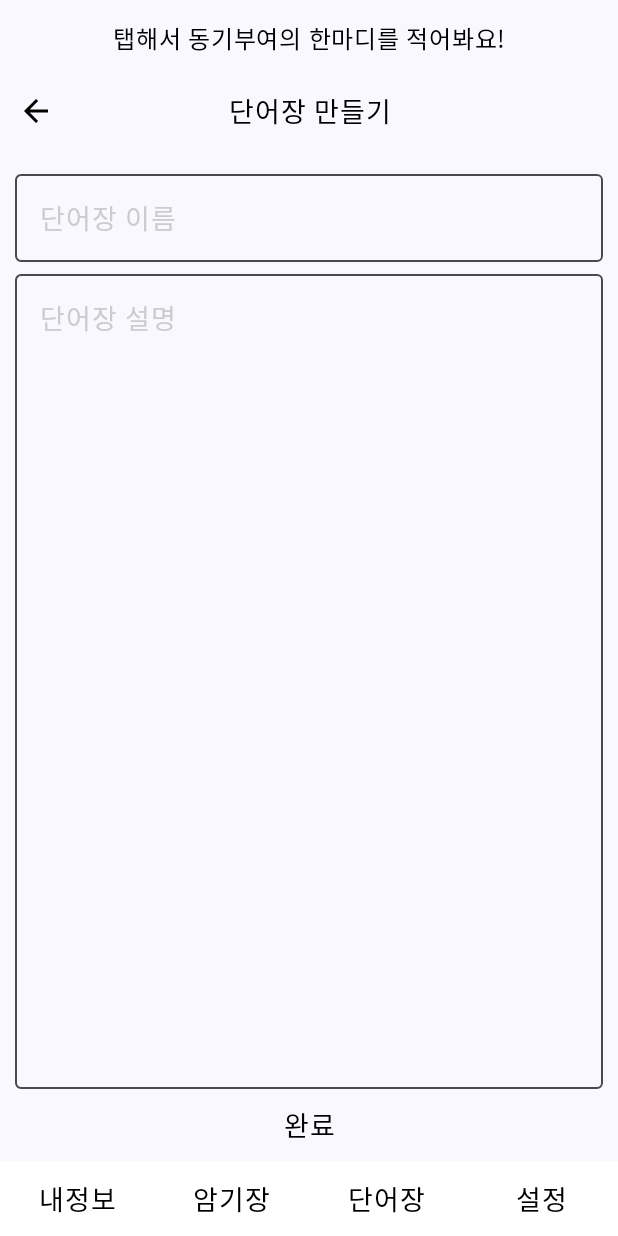
After one commit to Jiy-park/voca_block, an Android app built with Jetpack Compose: the CategoryCreateView screen opened through its navigation route, on a phone screen of 412 x 824 dp. The commit adds this screen. Run offline under Robolectric (Android 15) with nearby library versions, the phone set to English and light mode, and no system bars; our stand-ins replace Room's generated code; 3 statements that could not run were skipped.

Commit message:
CategorySelectorView 구현 및 호출 구조 변경(navigate 호출) CategoryCreateView 구현  -> 단어장(Category) 추가, 수정 기능

```diff
--- a/app/src/main/java/com/dd2d/voca_block/Preference.kt
+++ b/app/src/main/java/com/dd2d/voca_block/Preference.kt
@@ -10,7 +10,7 @@ import com.dd2d.voca_block.view.word_book_view.WordModeValues
 class Preference(context: Context){
     private val pref = context.getSharedPreferences(PrefName, Context.MODE_PRIVATE)
 
-    fun getMotivationWord() = pref.getString(MotivationWord, "")
+    fun getMotivationWord() = pref.getString(MotivationWord, "")?: ""
     fun setMotivationWord(motivation: String){
         val edit = pref.edit()
         edit.putString(MotivationWord, motivation)
--- a/app/src/main/java/com/dd2d/voca_block/common/Values.kt
+++ b/app/src/main/java/com/dd2d/voca_block/common/Values.kt
@@ -1,5 +1,8 @@
 package com.dd2d.voca_block.common
 
+import com.dd2d.voca_block.common.Common.CategoryCreateMode
+import com.dd2d.voca_block.common.Common.CategoryDescriptionMaxLength
+import com.dd2d.voca_block.common.Common.CategoryNameMaxLength
 import com.dd2d.voca_block.common.Common.DatabaseName
 import com.dd2d.voca_block.common.Common.DefaultAutoScrollDelay
 import com.dd2d.voca_block.common.Common.DefaultAutoScrollDelayRange
@@ -8,24 +11,28 @@ import com.dd2d.voca_block.common.Common.DoubleBackPressInterval
 import com.dd2d.voca_block.common.Common.IntroDuration
 import com.dd2d.voca_block.common.Common.MotivationWordMaxLength
 import com.dd2d.voca_block.struct.WordBookAutoOption
-
+import com.dd2d.voca_block.view.category_selector_view.CategoryCreateView
 /**
  *- 앱에서 전체적으로 사용하는 변수
  * @property[IntroDuration] 인트로 화면 지속 시간
  * @property[DatabaseName] room 데이터베이스 이름
  * @property[MotivationWordMaxLength] 메인 화면 중간의 동기부여의 한마디 의 최대 길이
+ * @property[CategoryNameMaxLength] 카테고리 이름 최대 길이
+ * @property[CategoryDescriptionMaxLength] 카테고리 설명 최대 길이
  * @property[DefaultAutoScrollDelay] [WordBookAutoOption] 의 autoScrollDelay 기본값
  * @property[DefaultAutoScrollDelayRange] WordBook 자동 스크롤 딜레이 설정 범위.
  * @property[DoubleBackPressInterval] 뒤로가기 두번 눌러 종료에 사용되는 시간 간격
- * @property[DefaultMotivationWord] 동기부여의 한마디 기본값 */
+ * @property[DefaultMotivationWord] 동기부여의 한마디 기본값
+ * @property[CategoryCreateMode] [CategoryCreateView]의 새 단어장 생성 모드 시 사용 값.*/
 object Common{
-    const val IntroDuration = 1110L
+    const val IntroDuration = 0L
     const val DatabaseName = "voca_block"
     const val MotivationWordMaxLength = 20
     const val CategoryNameMaxLength = 20
+    const val CategoryDescriptionMaxLength = 40
     const val DefaultAutoScrollDelay = 1500L
     val DefaultAutoScrollDelayRange = 1000F..3500F
     const val DoubleBackPressInterval = 400L
     const val DefaultMotivationWord = "탭해서 동기부여의 한마디를 적어봐요!"
-
+    const val CategoryCreateMode = -1
 }
--- a/app/src/main/java/com/dd2d/voca_block/model/CategoryModel.kt
+++ b/app/src/main/java/com/dd2d/voca_block/model/CategoryModel.kt
@@ -3,6 +3,7 @@ package com.dd2d.voca_block.model
 import android.util.Log
 import com.dd2d.voca_block.DB
 import com.dd2d.voca_block.struct.Category
+import com.dd2d.voca_block.util.ll
 
 class CategoryModel(db: DB){
     private val categoryModel: DB
--- a/app/src/main/java/com/dd2d/voca_block/struct/Category.kt
+++ b/app/src/main/java/com/dd2d/voca_block/struct/Category.kt
@@ -15,9 +15,9 @@ import kotlinx.coroutines.flow.Flow
 data class Category(
     @PrimaryKey(autoGenerate = true)
     @ColumnInfo("category_id")
-    val id: Int = 0,
-    val name: String,
-    val description: String = "내용 없음.",
+    var id: Int = 0,
+    var name: String = "",
+    var description: String = "",
 )
 
 @Dao
--- a/app/src/main/java/com/dd2d/voca_block/view/NavGraph.kt
+++ b/app/src/main/java/com/dd2d/voca_block/view/NavGraph.kt
@@ -3,7 +3,10 @@ package com.dd2d.voca_block.view
 import androidx.navigation.NavController
 import androidx.navigation.NavGraphBuilder
 import androidx.navigation.compose.composable
-import com.dd2d.voca_block.common.Screen
+import com.dd2d.voca_block.common.MainScreen
+import com.dd2d.voca_block.common.SubScreen
+import com.dd2d.voca_block.view.category_selector_view.CategoryCreateView
+import com.dd2d.voca_block.view.category_selector_view.CategorySelectorView
 import com.dd2d.voca_block.view.setting_view.SettingView
 import com.dd2d.voca_block.view.test_book_view.TestBookView
 import com.dd2d.voca_block.view.user_profile_view.UserProfileView
@@ -18,22 +21,84 @@ fun NavGraphBuilder.mainGraph(
     categoryViewModel: CategoryViewModel,
     wordCategoryViewModel: WordCategoryViewModel
 ){
-    composable(route = Screen.UserProfile.name) {
+    composable(route = MainScreen.UserProfile.name) {
         UserProfileView(
             wordsViewModel = wordsViewModel
         )
     }
-    composable(route = Screen.MemoryBook.name) {
+    composable(route = MainScreen.MemoryBook.name) {
         TestBookView()
     }
-    composable(route = Screen.WordBook.name) {
+    composable(route = MainScreen.WordBook.name) {
         WordBookView(
             wordsViewModel = wordsViewModel,
             categoryViewModel = categoryViewModel,
-            wordCategoryViewModel = wordCategoryViewModel
+            wordCategoryViewModel = wordCategoryViewModel,
+            onOpenCategorySelectorView = {
+                navController.navigate(SubScreen.CategorySelector.name){
+                    popUpTo(navController.previousBackStackEntry?.destination?.route?: MainScreen.WordBook.name)
+                    launchSingleTop = true
+                    restoreState = true
+                }
+            }
         )
     }
-    composable(route = Screen.Setting.name) {
+    composable(route = MainScreen.Setting.name) {
         SettingView()
     }
+
 }
+
+fun NavGraphBuilder.categorySelectorGraph(
+    navController: NavController,
+    wordsViewModel: WordsViewModel,
+    categoryViewModel: CategoryViewModel,
+    wordCategoryViewModel: WordCategoryViewModel
+){
+    composable(route = SubScreen.CategorySelector.name){
+        CategorySelectorView(
+            wordsViewModel = wordsViewModel,
+            categoryViewModel = categoryViewModel,
+            onRequestPopup = { navController.navigateUp() },
+            onOpenCategoryCreateView = {
+                navController.navigate(route = SubScreen.CategoryCreate.name){
+                    popUpTo(SubScreen.CategorySelector.name)
+                    launchSingleTop = true
+                    restoreState = true
+                }
+            },
+            onOpenCategoryEditView = { categoryId->
+                    navController.navigate(route = "${SubScreen.CategoryEdit.name}/$categoryId"){
+                    popUpTo(SubScreen.CategorySelector.name)
+                    launchSingleTop = true
+                    restoreState = true
+                }
+            },
+        )
+    }
+
+    composable(route = SubScreen.CategoryCreate.name){
+        CategoryCreateView(
+            categoryViewModel = categoryViewModel,
+            onRequestPopUp = { navController.navigateUp() },
+            onEndAction = { new->
+                categoryViewModel.insertCategory(new)
+                navController.navigateUp()
+            },
+        )
+    }
+
+    composable(route = "${SubScreen.CategoryEdit.name}/{categoryId}"){ backstack->
+        backstack.arguments?.getString("categoryId")?.let { id->
+            CategoryCreateView(
+                categoryViewModel = categoryViewModel,
+                editCategory = id.toInt(),
+                onRequestPopUp = { navController.navigateUp() },
+                onEndAction = { new->
+                    categoryViewModel.updateCategory(new)
+                    navController.navigateUp()
+                },
+            )
+        }?: navController.navigateUp()
+    }
+}
--- /dev/null
+++ b/app/src/main/java/com/dd2d/voca_block/view/category_selector_view/CategoryCreateView.kt
@@ -0,0 +1,153 @@
+package com.dd2d.voca_block.view.category_selector_view
+
+import androidx.compose.foundation.layout.Arrangement
+import androidx.compose.foundation.layout.Box
+import androidx.compose.foundation.layout.Column
+import androidx.compose.foundation.layout.Row
+import androidx.compose.foundation.layout.fillMaxSize
+import androidx.compose.foundation.layout.fillMaxWidth
+import androidx.compose.foundation.layout.padding
+import androidx.compose.material.Icon
+import androidx.compose.material.IconButton
+import androidx.compose.material.OutlinedTextField
+import androidx.compose.material.TextButton
+import androidx.compose.material.TextFieldDefaults
+import androidx.compose.material.icons.Icons
+import androidx.compose.material.icons.filled.ArrowBack
+import androidx.compose.material.icons.filled.Warning
+import androidx.compose.runtime.Composable
+import androidx.compose.runtime.LaunchedEffect
+import androidx.compose.runtime.collectAsState
+import androidx.compose.runtime.getValue
+import androidx.compose.runtime.mutableStateOf
+import androidx.compose.runtime.remember
+import androidx.compose.runtime.setValue
+import androidx.compose.ui.Alignment
+import androidx.compose.ui.Modifier
+import androidx.compose.ui.graphics.Color
+import androidx.compose.ui.unit.dp
+import com.dd2d.voca_block.common.Common
+import com.dd2d.voca_block.common.TT
+import com.dd2d.voca_block.struct.Category
+import com.dd2d.voca_block.view.category_selector_view.CategoryCreateError.IsNameBlank
+import com.dd2d.voca_block.view.category_selector_view.CategoryCreateError.IsNameDuplication
+import com.dd2d.voca_block.view.category_selector_view.CategoryCreateError.IsNone
+import com.dd2d.voca_block.view_model.CategoryViewModel
+
+/** [CategoryCreateView] 에서 사용. 새로운 카테고리를 만들 때 에러 상태
+ * @property[IsNone] 에러 없음
+ * @property[IsNameDuplication] 카테고리 이름이 중복됨
+ * @property[IsNameBlank] 이름이 공백*/
+sealed class CategoryCreateError{
+    object IsNone: CategoryCreateError()
+    object IsNameDuplication: CategoryCreateError()
+    object IsNameBlank: CategoryCreateError()
+}
+
+/** @param[editCategory] null- 단어장을 새로 생성, not null - [editCategory]의 해당하는 값(categoryId)의 단어장을 수정
+ * @param[onEndAction] [Category]*/
+@Composable
+fun CategoryCreateView(
+    modifier: Modifier = Modifier,
+    editCategory: Int? = null,
+    onRequestPopUp: ()->Unit,
+    categoryViewModel: CategoryViewModel,
+    onEndAction: (new: Category)->Unit,
+){
+    val categoryList by categoryViewModel.category.collectAsState(initial = emptyList())
+    val category = categoryList.find { it.id == editCategory }?: Category()
+
+    /** 수정 모드 시 [editCategory]로 들어온 값에 해당하는 카테고리의 이름, 생성 모드 시 ""*/
+    var categoryName by remember { mutableStateOf("") }
+    /** 수정 모드 시 [editCategory]로 들어온 값에 해당하는 카테고리의 설명, 생성 모드 시 ""*/
+    var categoryDescription by remember { mutableStateOf("") }
+    LaunchedEffect(key1 = category){
+        categoryName = category.name
+        categoryDescription = category.description
+    }
+
+    var createError by remember { mutableStateOf<CategoryCreateError>(IsNone) }
+    val textFieldColor = TextFieldDefaults.outlinedTextFieldColors(
+        cursorColor = Color.Black,
+        errorCursorColor = Color.Red.copy(alpha = 0.7F),
+        backgroundColor = Color.Transparent,
+        focusedBorderColor = Color.Black,
+        unfocusedBorderColor = Color.Black.copy(alpha = 0.7F),
+        errorBorderColor = Color.Red.copy(alpha = 0.7F),
+        unfocusedLabelColor = Color.LightGray,
+        focusedLabelColor = Color.Black
+    )
+
+    Column(
+        verticalArrangement = Arrangement.Top,
+        horizontalAlignment = Alignment.CenterHorizontally,
+        modifier = modifier
+            .fillMaxWidth()
+    ) {
+        Box(modifier = modifier
+            .fillMaxWidth()
+        ){
+            TT(text = if(editCategory == null) "단어장 만들기" else "단어장 수정", modifier = modifier.align(Alignment.Center))
+            IconButton(onClick = { onRequestPopUp() }, modifier = modifier.align(Alignment.CenterStart)) {
+                Icon(imageVector = Icons.Default.ArrowBack, contentDescription = "")
+            }
+        }
+        Column(
+            horizontalAlignment = Alignment.CenterHorizontally,
+            verticalArrangement = Arrangement.Top,
+            modifier = modifier
+                .fillMaxSize()
+                .padding(start = 10.dp, end = 10.dp, top = 10.dp)
+        ) {
+            OutlinedTextField(
+                value = categoryName,
+                onValueChange = { new->
+                    if(new.length <= Common.CategoryNameMaxLength){
+                        categoryName = new
+                        createError =
+                            if(categoryList.any { it.name == categoryName }) IsNameDuplication
+                            else IsNone
+                    }
+                },
+                label = { TT(text = "단어장 이름", color = Color.LightGray) },
+                singleLine = true,
+                isError = createError != IsNone,
+                colors = textFieldColor,
+                modifier = modifier
+                    .fillMaxWidth()
+            )
+            if(createError != IsNone){
+                Row(
+                    verticalAlignment = Alignment.CenterVertically,
+                    horizontalArrangement = Arrangement.spacedBy(5.dp),
+                    modifier = modifier.fillMaxWidth()
+                ){
+                    Icon(imageVector = Icons.Default.Warning, tint = Color.Red.copy(alpha = 0.7F), contentDescription = "")
+                    when(createError){
+                        IsNone -> {  }
+                        IsNameDuplication -> TT(text = "이미 존재하는 단어장 이름입니다.", color = Color.Red.copy(alpha = 0.7F))
+                        IsNameBlank -> TT(text = "단어장의 이름을 적어주세요.", color = Color.Red.copy(alpha = 0.7F))
+                    }
+                }
+            }
+            OutlinedTextField(
+                value = categoryDescription,
+                onValueChange = { categoryDescription = it },
+                label = { TT(text = "단어장 설명", color = Color.LightGray) },
+                colors = textFieldColor,
+                modifier = modifier
+                    .fillMaxWidth()
+                    .weight(1F)
+            )
+            TextButton(
+                onClick = {
+                    if(categoryName.isBlank()) createError = IsNameBlank
+                    else onEndAction(category.copy(name = categoryName, description = categoryDescription))
+                },
+                modifier = modifier.fillMaxWidth()
+            ) {
+                TT(text = "완료")
+            }
+        }
+    }
+}
--- a/app/src/main/java/com/dd2d/voca_block/view/main_view/MainView.kt
+++ b/app/src/main/java/com/dd2d/voca_block/view/main_view/MainView.kt
@@ -3,13 +3,10 @@ package com.dd2d.voca_block.view.main_view
 import android.app.Activity
 import android.widget.Toast
 import androidx.activity.compose.BackHandler
-import androidx.compose.foundation.layout.Arrangement
-import androidx.compose.foundation.layout.Row
 import androidx.compose.foundation.layout.fillMaxSize
 import androidx.compose.foundation.layout.padding
 import androidx.compose.material3.ExperimentalMaterial3Api
 import androidx.compose.material3.Scaffold
-import androidx.compose.material3.TextButton
 import androidx.compose.runtime.Composable
 import androidx.compose.runtime.getValue
 import androidx.compose.runtime.mutableStateOf
@@ -25,8 +22,9 @@ import androidx.navigation.compose.rememberNavController
 import com.dd2d.voca_block.Preference
 import com.dd2d.voca_block.common.AppState
 import com.dd2d.voca_block.common.Common.DoubleBackPressInterval
-import com.dd2d.voca_block.common.Screen
-import com.dd2d.voca_block.common.TT
+import com.dd2d.voca_block.common.MainScreen
+import com.dd2d.voca_block.common.SubScreen
+import com.dd2d.voca_block.view.categorySelectorGraph
 import com.dd2d.voca_block.view.intro_view.IntroView
 import com.dd2d.voca_block.view.mainGraph
 import com.dd2d.voca_block.view_model.CategoryViewModel
@@ -63,38 +61,21 @@ fun MainView(
     val currentTab by navController.currentBackStackEntryAsState()
 
     val context = LocalContext.current
-    var motivationWord by remember { mutableStateOf(Preference(context).getMotivationWord()) }
+    val pref = Preference(context)
+    var motivationWord by remember { mutableStateOf(pref.getMotivationWord()) }
 
     DoubleBackPressToFinish()
 
     Scaffold(
         topBar = {
-            Row(
-                horizontalArrangement = Arrangement.SpaceEvenly
-            ) {
-                TextButton(
-                    onClick = {
-
-                    }
-                ) {
-                    TT(text = "1")
-                }
-                TextButton(
-                    onClick = {
-
-                    }
-                ) {
-                    TT(text = "2")
-                }
+            MainViewTopPanel(
+                modifier = modifier,
+                appState = appState,
+                motivationWord = motivationWord,
+            ){ after->
+                pref.setMotivationWord(after)
+                motivationWord = after
             }
-//            MainViewTopPanel(
-//                modifier = modifier,
-//                appState = appState,
-//                motivationWord = motivationWord,
-//            ){ after->
-//                pref.setMotivationWord(after)
-//                motivationWord = after
-//            }
         },
         bottomBar = {
             MainViewBottomPanel(
@@ -109,16 +90,16 @@ fun MainView(
     ) { innerPadding->
         NavHost(
             navController = navController,
-            startDestination = if(appState == AppState.Intro) Screen.Intro.name else Screen.WordBook.name,
+            startDestination = if(appState == AppState.Intro) SubScreen.Intro.name else MainScreen.WordBook.name,
             modifier = modifier.padding(innerPadding)
         ){
-            composable(route = Screen.Intro.name){
+            composable(route = SubScreen.Intro.name){
                 IntroView(
                     onFail = {  },
                     onComplete = {
                         appState = AppState.Main
                         navController.popBackStack()
-                        navController.navigate(route = Screen.WordBook.name){
+                        navController.navigate(route = MainScreen.WordBook.name){
                             popUpTo(navController.graph.findStartDestination().id)
                             launchSingleTop = true
                             restoreState = true
@@ -132,6 +113,12 @@ fun MainView(
                 categoryViewModel = categoryViewModel,
                 wordCategoryViewModel = wordCategoryViewModel,
             )
+            categorySelectorGraph(
+                navController = navController,
+                wordsViewModel = wordsViewModel,
+                categoryViewModel = categoryViewModel,
+                wordCategoryViewModel = wordCategoryViewModel,
+            )
         }
     }
 }
--- a/app/src/main/java/com/dd2d/voca_block/view/main_view/MainViewBottomPanel.kt
+++ b/app/src/main/java/com/dd2d/voca_block/view/main_view/MainViewBottomPanel.kt
@@ -21,7 +21,7 @@ import androidx.navigation.NavBackStackEntry
 import androidx.navigation.NavController
 import androidx.navigation.NavGraph.Companion.findStartDestination
 import com.dd2d.voca_block.common.AppState
-import com.dd2d.voca_block.common.Screen
+import com.dd2d.voca_block.common.MainScreen
 import com.dd2d.voca_block.common.TT
 
 @Composable
@@ -39,8 +39,7 @@ fun MainViewBottomPanel(
         modifier = modifier
             .height(if(appState == AppState.Intro) 0.dp else 50.dp)
     ) {
-        // drop(1): IntroView 제외
-        Screen.values().drop(1).forEach { screen ->
+        MainScreen.values().forEach { screen ->
             val isTabSelected = currentTab?.destination?.route == screen.name
             val animatedTabHeight by animateIntOffsetAsState(
                 targetValue = if(isTabSelected) IntOffset(0, -30) else IntOffset(0, 0),
--- a/app/src/main/java/com/dd2d/voca_block/view/word_book_view/WordBookView.kt
+++ b/app/src/main/java/com/dd2d/voca_block/view/word_book_view/WordBookView.kt
@@ -22,7 +22,6 @@ import com.dd2d.voca_block.Preference
 import com.dd2d.voca_block.TTS
 import com.dd2d.voca_block.common.LocalFontSize
 import com.dd2d.voca_block.view.word_book_view.card.CardMode
-import com.dd2d.voca_block.view.word_book_view.category_selector.WordBookCategorySelectorView
 import com.dd2d.voca_block.view.word_book_view.setting_view.WordBookSettingView
 import com.dd2d.voca_block.view_model.CategoryViewModel
 import com.dd2d.voca_block.view_model.WordCategoryViewModel
@@ -33,7 +32,8 @@ fun WordBookView(
     modifier: Modifier = Modifier,
     wordsViewModel: WordsViewModel,
     categoryViewModel: CategoryViewModel,
-    wordCategoryViewModel: WordCategoryViewModel
+    wordCategoryViewModel: WordCategoryViewModel,
+    onOpenCategorySelectorView: ()->Unit,
 ){
     val wordList by wordsViewModel.wordList.collectAsState(initial = emptyList())
     val categoryList by categoryViewModel.category.collectAsState(initial = emptyList())
@@ -90,17 +90,17 @@ fun WordBookView(
                 modifier = modifier.align(Alignment.BottomCenter)
             )
 
-            IconButton(onClick = { isOpenCategorySelector = true }) {
+            IconButton(onClick = { onOpenCategorySelectorView() }) {
                 Icon(imageVector = Icons.Default.List, contentDescription = "")
             }
-            WordBookCategorySelectorView(
-                isOpenCategorySelector = isOpenCategorySelector,
-                categoryList = categoryList,
-                onDismissRequest = { isOpenCategorySelector = false },
-                onClickCategory = { categoryId-> wordsViewModel.selectByCategoryId(categoryId) },
-                onEditCategory = { after-> categoryViewModel.updateCategory(after) },
-                modifier = modifier
-            )
+//            CategorySelectorView(
+//                isOpenCategorySelector = isOpenCategorySelector,
+//                categoryList = categoryList,
+//                onDismissRequest = { isOpenCategorySelector = false },
+//                onClickCategory = { categoryId-> wordsViewModel.selectByCategoryId(categoryId) },
+//                onEditCategory = { after-> categoryViewModel.updateCategory(after) },
+//                modifier = modifier
+//            )
         }
     }
 }
--- a/app/src/main/java/com/dd2d/voca_block/view/word_book_view/card/CardModeView.kt
+++ b/app/src/main/java/com/dd2d/voca_block/view/word_book_view/card/CardModeView.kt
@@ -56,7 +56,6 @@ fun CardModeView(
             while(autoOption.autoScroll){
                 var isBeforeSpeakWord = autoOption.autoSpeakWord
                 var isBeforeSpeakMean = autoOption.autoSpeakMean
-
                 tts.ttsState.collect{ state->
                     when(state){
                         TTSState.OnReady -> {
@@ -138,7 +137,7 @@ fun CardModeView(
                     animationSpec = tween(500)
                 ){ -it*2 }
             ) {
-                CategorySelector(
+                WordCategorySelector(
                     wordCategory = getWordCategory(word, categoryList, wordCategoryList)
                 ){
                     it?.let { afterSelect->
--- a/app/src/main/java/com/dd2d/voca_block/view/word_book_view/card/CardModeViewItem.kt
+++ b/app/src/main/java/com/dd2d/voca_block/view/word_book_view/card/CardModeViewItem.kt
@@ -60,7 +60,7 @@ import kotlin.math.absoluteValue
  * @param[wordCategory] 해당 단어의 카테고리를 리스트 형태로 받아옴. 카테고리에  속하는 경우 true 표시
  * @param[onEndSelect] 카테고리 선택 창 종료 시 호출. 1.TopEnd 버튼으로 종료 시 null 반환. 2. 선택 완료 시 카테고리 아이디와 체크 결과를 Pair로 묶어 리스트 형태로 반환*/
 @Composable
-fun CategorySelector(
+fun WordCategorySelector(
     modifier: Modifier = Modifier,
     wordCategory: List<Pair<Category, Boolean>>,
     onEndSelect: (afterSelectList: List<Pair<Int, Boolean>>?)->Unit,
--- a/app/src/main/java/com/dd2d/voca_block/view_model/CategoryViewModel.kt
+++ b/app/src/main/java/com/dd2d/voca_block/view_model/CategoryViewModel.kt
@@ -24,9 +24,9 @@ class CategoryViewModel(categoryModel: CategoryModel): ViewModel() {
         }
     }
 
-    fun addNewCategory(name: String, description: String){
+    fun insertCategory(category: Category){
         viewModelScope.launch(Dispatchers.IO){
-            model.insert(Category(name = name, description = description))
+            model.insert(category)
         }
     }
 
--- a/app/src/main/java/com/dd2d/voca_block/view_model/WordsViewModel.kt
+++ b/app/src/main/java/com/dd2d/voca_block/view_model/WordsViewModel.kt
@@ -8,7 +8,7 @@ import androidx.lifecycle.ViewModel
 import androidx.lifecycle.viewModelScope
 import com.dd2d.voca_block.model.WordsModel
 import com.dd2d.voca_block.struct.Word
-import com.dd2d.voca_block.view.word_book_view.category_selector.CategorySelectorValue
+import com.dd2d.voca_block.view.category_selector_view.CategorySelectorValue
 import kotlinx.coroutines.Dispatchers
 import kotlinx.coroutines.flow.Flow
 import kotlinx.coroutines.flow.flowOf
```
Also changed, not shown: app/src/main/java/com/dd2d/voca_block/AppState.kt (added, +31 -0 lines), app/src/main/java/com/dd2d/voca_block/common/MainValues.kt (+14 -3 lines), app/src/main/java/com/dd2d/voca_block/view/category_selector_view/CategoryListView.kt (added, +73 -0 lines), app/src/main/java/com/dd2d/voca_block/view/category_selector_view/CategorySelectorValue.kt (renamed from app/src/main/java/com/dd2d/voca_block/view/word_book_view/category_selector/CategorySelectorValue.kt, +5 -4 lines), app/src/main/java/com/dd2d/voca_block/view/category_selector_view/CategorySelectorView.kt (added, +53 -0 lines), app/src/main/java/com/dd2d/voca_block/view/category_selector_view/selector_view_item/CategorySelectorViewItem.kt (added, +50 -0 lines), app/src/main/java/com/dd2d/voca_block/view/word_book_view/category_selector/WordBookCategorySelectorView.kt (deleted, +0 -170 lines). Lines whose indentation alone changed are shown as unchanged.
